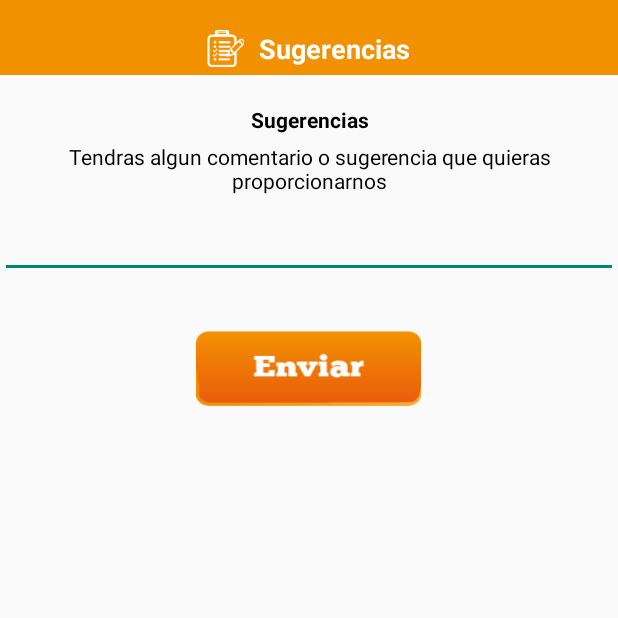
After one commit to lscrobertoramos/TurismoTepicCi, an Android app: the sugerencias screen opened directly, with no data from a screen before it, on a phone screen of 412 x 824 dp, the top half of it. The commit adds this screen. Run offline under Robolectric (Android 15) with nearby library versions, the phone set to English and light mode, and no system bars; our stand-ins replace Volley.

Commit message:
Se agrego el boton de sugerencias, falta verificar el correcto funcionamiento con la base de datos

```diff
--- a/app/src/main/java/com/ut3/ehg/turismotepic/EncuestaActivity.java
+++ b/app/src/main/java/com/ut3/ehg/turismotepic/EncuestaActivity.java
@@ -41,7 +41,7 @@ public class EncuestaActivity extends Fragment {
     private RequestQueue rqt;
     private Context ctx;
 
-    private String url = "http://158.97.121.65/WebServiceT2/proceso.php";
+    private String url = "https://arcadia.cicese.mx/WebServiceT2/proceso.php ";//"http://158.97.121.65/WebServiceT2/proceso.php";
     private StringRequest strq;
 
     @Override
--- a/app/src/main/java/com/ut3/ehg/turismotepic/MainActivity.java
+++ b/app/src/main/java/com/ut3/ehg/turismotepic/MainActivity.java
@@ -101,6 +101,9 @@ public class MainActivity extends AppCompatActivity implements NavigationView.On
         }else if (id == R.id.nav_ayuda) {
             Intent intent = new Intent(this, Ayuda.class);
             startActivity(intent);
+        } else if (id == R.id.nav_sugerencias) {
+            Intent intent = new Intent(this, sugerencias.class);
+            startActivity(intent);
         }
         else if (id == R.id.nav_logout) {
             finish();
--- a/app/src/main/java/com/ut3/ehg/turismotepic/conexion.java
+++ b/app/src/main/java/com/ut3/ehg/turismotepic/conexion.java
@@ -14,7 +14,7 @@ import com.android.volley.toolbox.StringRequest;
 public class conexion extends  Activity{
     RequestQueue rqt;
     Context ctx;
-    String url = "http://158.97.121.65/WebServiceT2/proceso.php";
+    String url = "https://arcadia.cicese.mx/WebServiceT2/proceso.php ";//"http://158.97.121.65/WebServiceT2/proceso.php";
 
     StringRequest strq;
 
--- /dev/null
+++ b/app/src/main/java/com/ut3/ehg/turismotepic/sugerencias.java
@@ -0,0 +1,103 @@
+package com.ut3.ehg.turismotepic;
+
+import android.content.Context;
+import android.content.Intent;
+import android.content.SharedPreferences;
+import android.graphics.Path;
+import android.support.v4.app.Fragment;
+import android.support.v4.app.FragmentTransaction;
+import android.support.v4.view.GravityCompat;
+import android.support.v4.widget.DrawerLayout;
+import android.support.v7.app.AppCompatActivity;
+import android.os.Bundle;
+import android.util.Log;
+import android.view.View;
+import android.widget.EditText;
+import android.widget.ImageButton;
+import android.widget.Toast;
+
+import com.android.volley.Request;
+import com.android.volley.RequestQueue;
+import com.android.volley.Response;
+import com.android.volley.VolleyError;
+import com.android.volley.toolbox.StringRequest;
+import com.android.volley.toolbox.Volley;
+
+import java.util.HashMap;
+import java.util.Map;
+
+import static com.ut3.ehg.turismotepic.R.string.opinion;
+import static com.ut3.ehg.turismotepic.R.string.q1;
+
+public class sugerencias extends conexion {
+
+    ImageButton btnEnviar;
+    private RequestQueue rqt;
+    private Context ctx;
+    private String url = "https://arcadia.cicese.mx/WebServiceT2/proceso.php ";//"http://158.97.121.65/WebServiceT2/proceso.php";
+    private StringRequest strq;
+    private EditText opinion;
+
+    @Override
+    protected void onCreate(Bundle savedInstanceState) {
+        super.onCreate(savedInstanceState);
+        setContentView(R.layout.activity_sugerencias);
+
+        ctx = sugerencias.this;
+        rqt = Volley.newRequestQueue(ctx);
+
+        opinion = (EditText) findViewById(R.id.opinionText);
+        btnEnviar = (ImageButton) findViewById(R.id.btnEnviar);
+        final String Opinion = opinion.getText().toString();
+        btnEnviar.setOnClickListener(new View.OnClickListener(){
+            @Override
+            public void onClick(View v){
+
+                String Opinion = opinion.getText().toString();
+                sugerencias(Opinion);
+
+            }
+        });
+    }
+
+    private void sugerencias(final String Opinion) {
+
+        SharedPreferences cat=this.getApplicationContext().getSharedPreferences("user",MODE_PRIVATE);
+        final String user = cat.getString("user", "");
+
+        System.out.println("El usuario que realizara su opinion es "+user);
+
+        strq = new StringRequest(Request.Method.POST, url,
+                new Response.Listener<String>() {
+                    @Override
+                    public void onResponse(String response) {
+                        Log.d("rta_servidor", response);
+                        Toast.makeText(ctx, response, Toast.LENGTH_SHORT).show();
+
+                        Intent intent = new Intent(getApplicationContext(), MainActivity.class);
+                        startActivity(intent);
+
+                    }
+                }, new Response.ErrorListener() {
+            @Override
+            public void onErrorResponse(VolleyError error) {
+                Log.d("error_servidor", error.toString());
+                Toast.makeText(ctx, "Error en el servidor", Toast.LENGTH_SHORT).show();
+            }
+        }) {
+            @Override
+            protected Map<String, String> getParams()  {
+                Map<String, String> parametros = new HashMap<>();
+
+                parametros.put("usuario", user);
+                parametros.put("opinion", Opinion);
+                parametros.put("operacion", "sugerencias");
+
+                return parametros;
+            }
+        };
+
+        rqt.add(strq);
+
+    }
+}
--- a/app/src/main/res/layout/activity_encuesta.xml
+++ b/app/src/main/res/layout/activity_encuesta.xml
@@ -294,7 +294,6 @@
                     android:ems="10"
                     android:id="@+id/opinionText"
                     android:layout_weight="1"
-                    android:maxLength="50"
                     />
 
 
--- /dev/null
+++ b/app/src/main/res/layout/activity_sugerencias.xml
@@ -0,0 +1,117 @@
+<?xml version="1.0" encoding="utf-8"?>
+<RelativeLayout xmlns:android="http://schemas.android.com/apk/res/android"
+    xmlns:tools="http://schemas.android.com/tools"
+    android:id="@+id/activity_sugerencia"
+    android:layout_width="match_parent"
+    android:layout_height="match_parent"
+    android:paddingBottom="@dimen/activity_vertical_margin"
+    android:paddingLeft="@dimen/activity_horizontal_margin"
+    android:paddingRight="@dimen/activity_horizontal_margin"
+    android:paddingTop="@dimen/activity_vertical_margin"
+    tools:context="com.ut3.ehg.turismotepic.sugerencias">
+
+
+
+    <LinearLayout
+        android:layout_width="match_parent"
+        android:layout_height="50dp"
+        android:id="@+id/sugerencia"
+        android:background="#F29100"
+        android:paddingBottom="5dp"
+        android:gravity="bottom|center_horizontal"
+        >
+
+        <ImageView
+            android:layout_width="wrap_content"
+            android:layout_height="wrap_content"
+            android:src="@mipmap/enc"
+            />
+        <TextView
+            android:layout_width="wrap_content"
+            android:layout_height="wrap_content"
+            android:paddingLeft="10dp"
+            android:textStyle="bold"
+            android:textSize="18dp"
+            android:textColor="#FFF"
+            android:text="@string/title_sugerencia"
+            />
+
+
+    </LinearLayout>
+
+        <RelativeLayout
+            android:layout_width="match_parent"
+            android:layout_height="match_parent"
+            android:layout_below="@id/sugerencia">
+
+            <RelativeLayout
+                android:id="@+id/p5"
+                android:layout_below="@id/p4"
+                android:layout_width="wrap_content"
+                android:layout_height="wrap_content"
+                android:layout_marginTop="20dp"
+                android:layout_marginBottom="10dp">
+                <TextView
+                    android:textStyle="bold"
+                    android:layout_width="match_parent"
+                    android:layout_height="wrap_content"
+                    android:id="@+id/tp5preg5"
+                    android:gravity="center"
+                    android:text="@string/title_sugerencia"
+                    android:textColor="#000"
+                    android:layout_marginBottom="5dp"
+                    />
+                <TextView
+                    android:layout_width="match_parent"
+                    android:layout_height="wrap_content"
+                    android:text="@string/sugerencia"
+                    android:layout_marginLeft="10dp"
+                    android:layout_marginRight="10dp"
+                    android:gravity="center"
+                    android:id="@+id/preg5"
+                    android:textColor="#000"
+                    android:layout_below="@id/tp5preg5"
+                    />
+                <LinearLayout
+                    android:layout_width="match_parent"
+                    android:layout_height="wrap_content"
+                    android:gravity="center|center_horizontal"
+                    android:layout_below="@id/preg5"
+                    android:layout_marginTop="10dp"
+                    android:layout_marginBottom="10dp"
+                    >
+
+                    <EditText
+                        android:layout_width="wrap_content"
+                        android:layout_height="wrap_content"
+                        android:inputType="textPersonName"
+                        android:text=""
+                        android:ems="10"
+                        android:id="@+id/opinionText"
+                        android:layout_weight="1"
+                        />
+
+
+                </LinearLayout>
+            </RelativeLayout>
+            <LinearLayout
+                android:layout_width="match_parent"
+                android:layout_height="wrap_content"
+                android:gravity="center|center_horizontal"
+                android:layout_below="@id/p5"
+                android:layout_marginTop="15dp"
+                android:layout_marginBottom="25dp">
+                <ImageButton
+                    android:id="@+id/btnEnviar"
+                    android:layout_width="150dp"
+                    android:layout_gravity="center_horizontal"
+                    android:layout_height="50dp"
+                    android:background="@drawable/enviar"
+                    />
+
+            </LinearLayout>
+
+        </RelativeLayout>
+
+
+</RelativeLayout>
--- a/app/src/main/res/values/strings.xml
+++ b/app/src/main/res/values/strings.xml
@@ -16,6 +16,8 @@
     <string name="title_opinion">Opinion</string>
     <string name="opinion">Puedes dejarnos tu opinio, comentario o sugerencia:</string>
     <string name="title_bueno">Bueno</string>
+
+    <string name="ayuda">Para un correcto funcionamiento de la Realidad Aumentada, y el trazo de rutas es necesario tener activado su GPS en todo momento. \n En versiones de android 6.0 o posteriores, es necesario seguir la siguiente secuencia para otorgar persimos a la aplicacion y funcione correctamente \n Configuracion > Aplicaciones > ConoceTepic > Permisos y otorgar todos los permisos solicitados.</string>
 
     <string name="title_malo">Malo</string>
     <string name="title_regular">Regular</string>
@@ -46,7 +48,7 @@
     <string name="title_splash">Bienvenido</string>
     <string name="title_categoria">Categoría</string>
 
-    <string name="menu_ar">CONOCE TEPIC</string>
+    <string name="menu_ar">PASEO VIRTUAL</string>
     <string name="menu_poi">PUNTOS DE INTERÉS</string>
     <string name="menu_enc">ENCUESTA</string>
 
@@ -82,6 +84,8 @@
     <string name="label_duration">0 min</string>
     <string name="label_distance">0 km</string>
     <string name="title_ayuda">Ayuda</string>
+    <string name="title_sugerencia">Sugerencias</string>
+    <string name="sugerencia">Tendras algun comentario o sugerencia que quieras proporcionarnos</string>
 
 
 </resources>
```
Also changed, not shown: app/src/main/AndroidManifest.xml (+22 -17 lines), app/src/main/java/com/ut3/ehg/turismotepic/Ayuda.java (+5 -8 lines), app/src/main/java/com/ut3/ehg/turismotepic/HomeActivity.java (+9 -52 lines), app/src/main/java/com/ut3/ehg/turismotepic/Login.java (+53 -4 lines), app/src/main/res/layout/ayuda.xml (+36 -40 lines), app/src/main/res/menu/activity_main_drawer.xml (+6 -2 lines).
